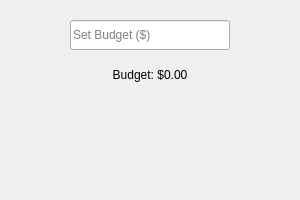
Old version of the form budget.ui in the repository Camrynk0/BudgetTracker.
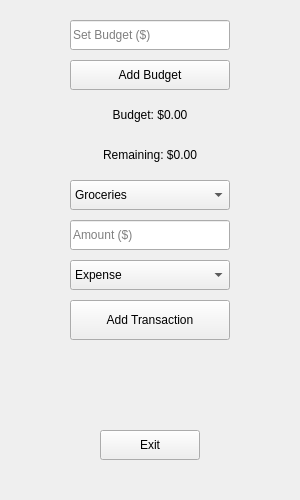
New version of the form.

```diff
--- a/budget.ui
+++ b/budget.ui
@@ -3,12 +3,7 @@
  <class>BudgetApp</class>
  <widget class="QWidget" name="BudgetApp">
   <property name="geometry">
-   <rect>
-    <x>0</x>
-    <y>0</y>
-    <width>300</width>
-    <height>200</height>
-   </rect>
+   <rect><x>0</x><y>0</y><width>300</width><height>500</height></rect>
   </property>
   <property name="windowTitle">
    <string>Budget Tracker</string>
@@ -29,40 +24,67 @@
    </property>
   </widget>
 
-  <!-- Budget Display Label -->
+  <!-- Add Budget Button -->
+  <widget class="QPushButton" name="addBudgetButton">
+   <property name="geometry"><rect><x>70</x><y>60</y><width>160</width><height>30</height></rect></property>
+   <property name="text"><string>Add Budget</string></property>
+  </widget>
+
+  <!-- Budget Label -->
   <widget class="QLabel" name="budgetLabel">
-   <property name="geometry">
-    <rect>
-     <x>70</x>
-     <y>60</y>
-     <width>160</width>
-     <height>30</height>
-    </rect>
-   </property>
-   <property name="text">
-    <string>Budget: $0.00</string>
-   </property>
-   <property name="alignment">
-    <set>Qt::AlignCenter</set>
-   </property>
+   <property name="geometry"><rect><x>70</x><y>100</y><width>160</width><height>30</height></rect></property>
+   <property name="text"><string>Budget: $0.00</string></property>
+   <property name="alignment"><set>Qt::AlignCenter</set></property>
   </widget>
 
-  <!-- Result Message Label -->
+  <!-- Remaining Label -->
+  <widget class="QLabel" name="remainingLabel">
+   <property name="geometry"><rect><x>70</x><y>140</y><width>160</width><height>30</height></rect></property>
+   <property name="text"><string>Remaining: $0.00</string></property>
+   <property name="alignment"><set>Qt::AlignCenter</set></property>
+  </widget>
+
+  <!-- Category Dropdown -->
+  <widget class="QComboBox" name="categoryDropdown">
+   <property name="geometry"><rect><x>70</x><y>180</y><width>160</width><height>30</height></rect></property>
+   <item><property name="text"><string>Groceries</string></property></item>
+   <item><property name="text"><string>Gas</string></property></item>
+   <item><property name="text"><string>Dining</string></property></item>
+   <item><property name="text"><string>Entertainment</string></property></item>
+   <item><property name="text"><string>Utilities</string></property></item>
+   <item><property name="text"><string>Other</string></property></item>
+  </widget>
+
+  <!-- Amount Input -->
+  <widget class="QLineEdit" name="amountInput">
+   <property name="geometry"><rect><x>70</x><y>220</y><width>160</width><height>30</height></rect></property>
+   <property name="placeholderText"><string>Amount ($)</string></property>
+  </widget>
+
+  <!-- Transaction Type Dropdown -->
+  <widget class="QComboBox" name="transactionTypeDropdown">
+   <property name="geometry"><rect><x>70</x><y>260</y><width>160</width><height>30</height></rect></property>
+   <item><property name="text"><string>Expense</string></property></item>
+   <item><property name="text"><string>Income</string></property></item>
+  </widget>
+
+  <!-- Add Transaction Button -->
+  <widget class="QPushButton" name="addButton">
+   <property name="geometry"><rect><x>70</x><y>300</y><width>160</width><height>40</height></rect></property>
+   <property name="text"><string>Add Transaction</string></property>
+  </widget>
+
+  <!-- Result Label -->
   <widget class="QLabel" name="resultLabel">
-   <property name="geometry">
-    <rect>
-     <x>30</x>
-     <y>110</y>
-     <width>240</width>
-     <height>40</height>
-    </rect>
-   </property>
-   <property name="text">
-    <string/>
-   </property>
-   <property name="alignment">
-    <set>Qt::AlignCenter</set>
-   </property>
+   <property name="geometry"><rect><x>30</x><y>360</y><width>240</width><height>50</height></rect></property>
+   <property name="text"><string/></property>
+   <property name="alignment"><set>Qt::AlignCenter</set></property>
+  </widget>
+
+  <!-- Exit Button -->
+  <widget class="QPushButton" name="exitButton">
+   <property name="geometry"><rect><x>100</x><y>430</y><width>100</width><height>30</height></rect></property>
+   <property name="text"><string>Exit</string></property>
   </widget>
 
  </widget>
```
Left out of the diff: 15 changed lines with no effect on the pictures.
